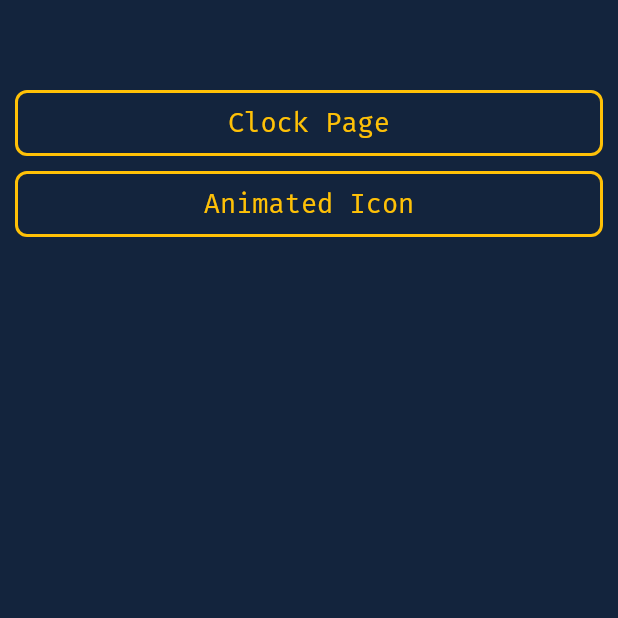
After one commit to officialPrasanta/PIXATO-Awesome-Flutter-Animations, a Flutter app: the screen it shows after launch, on a phone screen of 412 x 824 dp, the top half of it. The commit adds this screen. Run offline on Flutter 3.47's test engine with Material 2 defaults, Android fonts, the phone set to English and light mode, and no system bars; our stand-ins replace google_fonts.

Commit message:
home page

```diff
--- a/lib/main.dart
+++ b/lib/main.dart
@@ -4,6 +4,7 @@ import 'package:flutter/material.dart';
 import 'package:flutter/services.dart';
 import 'package:pixato/pages/animatedIcons/animated_icon_page.dart';
 import 'package:pixato/pages/clockAnimation/clockanim.dart';
+import 'package:pixato/pages/home.dart';
 
 void main() {
   runApp(const MyApp());
@@ -23,7 +24,7 @@ class MyApp extends StatelessWidget {
     return MaterialApp(
       title: 'Pixato- Awesome Flutter Animations',
       // home: ClockAnimationPage(),
-      home: AnimatedIconPage(),
+      home: Home(),
     );
   }
 }
--- /dev/null
+++ b/lib/pages/home.dart
@@ -0,0 +1,86 @@
+// ignore_for_file: prefer_const_constructors
+
+import 'package:flutter/material.dart';
+import 'package:google_fonts/google_fonts.dart';
+import 'package:pixato/pages/animatedIcons/animated_icon_page.dart';
+import 'package:pixato/pages/clockAnimation/clockanim.dart';
+
+class Home extends StatefulWidget {
+  const Home({Key? key}) : super(key: key);
+
+  @override
+  State<Home> createState() => _HomeState();
+}
+
+class _HomeState extends State<Home> {
+  @override
+  Widget build(BuildContext context) {
+    return Container(
+      color: Color(0xFF13243D),
+      child: Scaffold(
+          backgroundColor: Colors.transparent,
+          body: Container(
+            margin: EdgeInsets.only(
+              left: 10,
+              right: 10,
+              top: 50,
+            ),
+            child: ListView(
+              children: [
+                menuButtons(
+                  btnName: 'Clock Page',
+                  btnFunctionality: () => Navigator.push(
+                    context,
+                    MaterialPageRoute(
+                      builder: (context) => ClockAnimationPage(),
+                    ),
+                  ),
+                ),
+                menuButtons(
+                  btnName: 'Animated Icon',
+                  btnFunctionality: () => Navigator.push(
+                    context,
+                    MaterialPageRoute(
+                      builder: (context) => AnimatedIconPage(),
+                    ),
+                  ),
+                ),
+              ],
+            ),
+          )),
+    );
+  }
+
+  InkWell menuButtons(
+      {required String btnName, required void Function() btnFunctionality}) {
+    return InkWell(
+      onTap: btnFunctionality,
+      child: Column(
+        children: [
+          SizedBox(
+            height: 10,
+          ),
+          Container(
+            padding: EdgeInsets.all(8),
+            decoration: BoxDecoration(
+                borderRadius: BorderRadius.circular(8),
+                border: Border.all(
+                  color: Colors.amber,
+                  width: 2,
+                )),
+            child: Row(
+              mainAxisAlignment: MainAxisAlignment.center,
+              children: [
+                Text(
+                  btnName,
+                  style:
+                      GoogleFonts.firaCode(fontSize: 18, color: Colors.amber),
+                ),
+              ],
+            ),
+          )
+        ],
+      ),
+    );
+  }
+}
```
